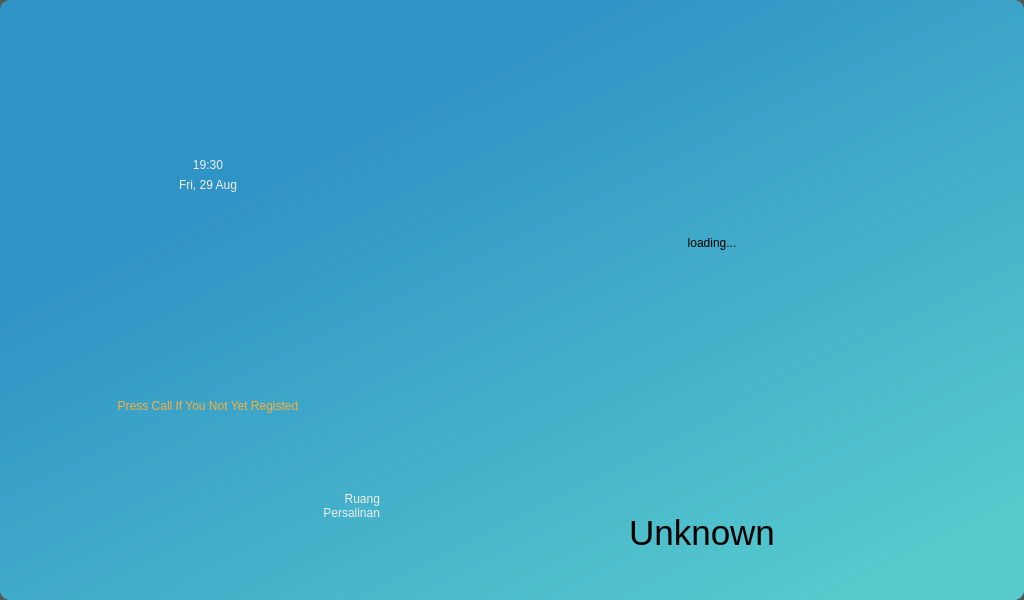
First picture: the form in ui_main2.ui, repository muhammadAgfian96/Raspi-Doorlock, before the edit.
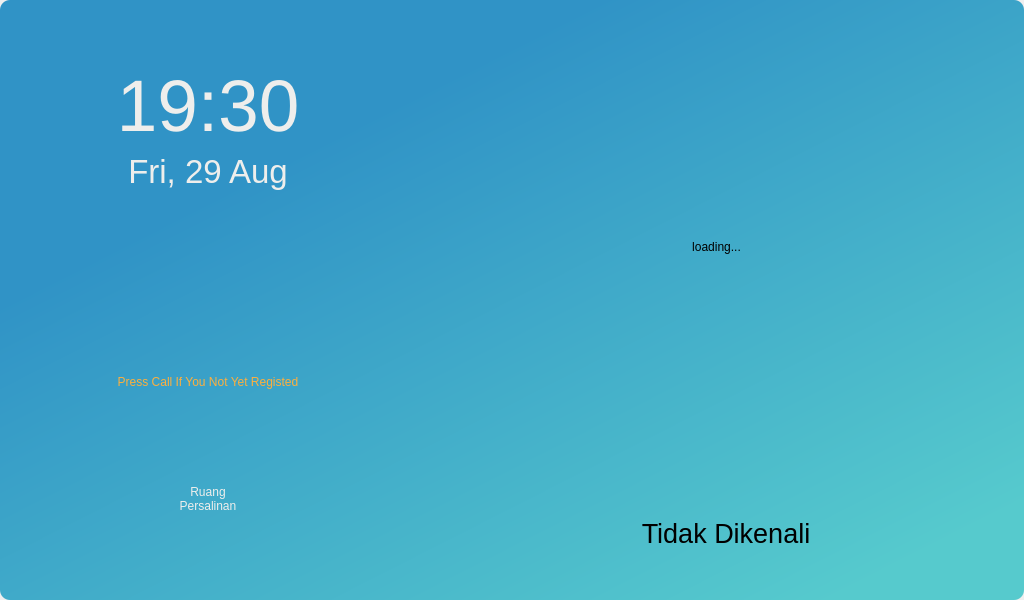
Second picture: the form after the edit. Icons and pictures are not drawn.

Commit message: hehehe gui baru

What changed in the file:
```diff
--- a/ui_main2.ui
+++ b/ui_main2.ui
@@ -19,8 +19,8 @@
   </property>
   <property name="maximumSize">
    <size>
-    <width>16777215</width>
-    <height>16777215</height>
+    <width>1024</width>
+    <height>600</height>
    </size>
   </property>
   <property name="font">
@@ -32,9 +32,12 @@
    <string>AITI Check In</string>
   </property>
   <property name="styleSheet">
-   <string notr="true">background-color: rgb(85, 87, 83);</string>
+   <string notr="true">background-color: none;</string>
   </property>
   <widget class="QWidget" name="centralwidget">
+   <property name="styleSheet">
+    <string notr="true"/>
+   </property>
    <layout class="QVBoxLayout" name="Layout_central_widget">
     <property name="spacing">
      <number>0</number>
@@ -96,6 +99,12 @@
          <layout class="QVBoxLayout" name="Layout_frame_info">
           <item>
            <widget class="QFrame" name="fr_jam">
+            <property name="maximumSize">
+             <size>
+              <width>16777215</width>
+              <height>130</height>
+             </size>
+            </property>
             <property name="styleSheet">
              <string notr="true">background-color:none;</string>
             </property>
@@ -106,13 +115,17 @@
              <enum>QFrame::Raised</enum>
             </property>
             <layout class="QVBoxLayout" name="Layout_fr_jam">
+             <property name="topMargin">
+              <number>0</number>
+             </property>
              <property name="bottomMargin">
               <number>0</number>
              </property>
              <item>
               <widget class="QLabel" name="lbl_jam">
                <property name="styleSheet">
-                <string notr="true">font: 25 80pt light &quot;Ubuntu&quot;;
+                <string notr="true">font: 25 75pt light &quot;Ubuntu&quot;;
+font-size:55pt;
 color: rgb(238, 238, 236);</string>
                </property>
                <property name="text">
@@ -156,7 +169,8 @@
              <item>
               <widget class="QLabel" name="lbl_tanggal">
                <property name="styleSheet">
-                <string notr="true">font: 57 40pt &quot;Roboto&quot;;
+                <string notr="true">font: 57 35pt &quot;Roboto&quot;;
+font-size:25pt;
 color: rgb(238, 238, 236);</string>
                </property>
                <property name="text">
@@ -182,30 +196,45 @@
              <enum>QFrame::Raised</enum>
             </property>
             <layout class="QVBoxLayout" name="Layout_fr_call">
-             <item>
-              <widget class="QLabel" name="ic_call">
+             <item alignment="Qt::AlignHCenter">
+              <widget class="QPushButton" name="btn_call">
                <property name="minimumSize">
                 <size>
-                 <width>0</width>
+                 <width>110</width>
+                 <height>110</height>
+                </size>
+               </property>
+               <property name="maximumSize">
+                <size>
+                 <width>120</width>
                  <height>120</height>
                 </size>
                </property>
+               <property name="cursor">
+                <cursorShape>PointingHandCursor</cursorShape>
+               </property>
+               <property name="styleSheet">
+                <string notr="true">border-image: url(:/icons/icon_set/call_btnic_call.png);</string>
+               </property>
                <property name="text">
                 <string/>
                </property>
-               <property name="pixmap">
-                <pixmap resource="ui_icon_set.qrc">:/icons/icon_set/call_btnic_call.png</pixmap>
+               <property name="iconSize">
+                <size>
+                 <width>16</width>
+                 <height>16</height>
+                </size>
                </property>
-               <property name="alignment">
-                <set>Qt::AlignCenter</set>
+               <property name="flat">
+                <bool>false</bool>
                </property>
               </widget>
              </item>
              <item>
-              <widget class="QLabel" name="label_2">
+              <widget class="QLabel" name="lbl_info_call">
                <property name="styleSheet">
                 <string notr="true">color: rgb(252, 175, 62);
-font: 57 italic 8pt &quot;Roboto&quot;;
+font: 57 italic 11pt &quot;Roboto&quot;;
 </string>
                </property>
                <property name="text">
@@ -228,45 +257,17 @@
              <enum>QFrame::Raised</enum>
             </property>
             <layout class="QHBoxLayout" name="Layout_fr_pintu">
-             <item>
-              <widget class="QLabel" name="ic_ruang">
-               <property name="minimumSize">
-                <size>
-                 <width>100</width>
-                 <height>0</height>
-                </size>
-               </property>
-               <property name="maximumSize">
-                <size>
-                 <width>80</width>
-                 <height>100</height>
-                </size>
-               </property>
-               <property name="text">
-                <string/>
-               </property>
-               <property name="pixmap">
-                <pixmap resource="ui_icon_set.qrc">:/icons/icon_set/door.png</pixmap>
-               </property>
-               <property name="scaledContents">
-                <bool>true</bool>
-               </property>
-               <property name="alignment">
-                <set>Qt::AlignRight|Qt::AlignTrailing|Qt::AlignVCenter</set>
-               </property>
-              </widget>
-             </item>
              <item>
               <widget class="QLabel" name="label">
                <property name="minimumSize">
                 <size>
-                 <width>230</width>
+                 <width>0</width>
                  <height>0</height>
                 </size>
                </property>
                <property name="maximumSize">
                 <size>
-                 <width>230</width>
+                 <width>16777215</width>
                  <height>16777215</height>
                 </size>
                </property>
@@ -279,7 +280,7 @@
 Persalinan</string>
                </property>
                <property name="alignment">
-                <set>Qt::AlignRight|Qt::AlignTrailing|Qt::AlignVCenter</set>
+                <set>Qt::AlignCenter</set>
                </property>
               </widget>
              </item>
@@ -308,10 +309,10 @@
          </property>
          <layout class="QVBoxLayout" name="Layout_frame_recog">
           <property name="leftMargin">
-           <number>0</number>
+           <number>9</number>
           </property>
           <property name="topMargin">
-           <number>0</number>
+           <number>9</number>
           </property>
           <property name="rightMargin">
            <number>0</number>
@@ -327,6 +328,9 @@
               <height>450</height>
              </size>
             </property>
+            <property name="styleSheet">
+             <string notr="true">border-radius:20px;</string>
+            </property>
             <property name="frameShape">
              <enum>QFrame::StyledPanel</enum>
             </property>
@@ -336,9 +340,24 @@
             <layout class="QVBoxLayout" name="Layout_fr_video">
              <item>
               <widget class="QLabel" name="lbl_video">
+               <property name="maximumSize">
+                <size>
+                 <width>608</width>
+                 <height>16777215</height>
+                </size>
+               </property>
+               <property name="styleSheet">
+                <string notr="true">border-radius:20px;</string>
+               </property>
+               <property name="frameShadow">
+                <enum>QFrame::Plain</enum>
+               </property>
                <property name="text">
                 <string>loading...</string>
                </property>
+               <property name="scaledContents">
+                <bool>true</bool>
+               </property>
                <property name="alignment">
                 <set>Qt::AlignCenter</set>
                </property>
@@ -362,8 +381,7 @@
              </size>
             </property>
             <property name="styleSheet">
-             <string notr="true">border-radius:50px;
-border-image: url(:/icons/icon_set/wadah nama.png);</string>
+             <string notr="true"/>
             </property>
             <property name="frameShape">
              <enum>QFrame::StyledPanel</enum>
@@ -373,69 +391,93 @@
             </property>
             <layout class="QHBoxLayout" name="Layout_fr_name_plate">
              <property name="leftMargin">
-              <number>18</number>
+              <number>54</number>
              </property>
+             <property name="rightMargin">
+              <number>54</number>
+             </property>
              <item>
-              <widget class="QLabel" name="lbl_name_recog">
-               <property name="minimumSize">
-                <size>
-                 <width>70</width>
-                 <height>70</height>
-                </size>
-               </property>
-               <property name="maximumSize">
-                <size>
-                 <width>70</width>
-                 <height>70</height>
-                </size>
-               </property>
+              <widget class="QFrame" name="fr_wadah_recog">
                <property name="styleSheet">
-                <string notr="true">border-image: none;</string>
+                <string notr="true">border-image: url(:/icons/icon_set/wadah nama.png);</string>
                </property>
-               <property name="text">
-                <string/>
+               <property name="frameShape">
+                <enum>QFrame::StyledPanel</enum>
                </property>
-               <property name="pixmap">
-                <pixmap resource="ui_icon_set.qrc">:/icons/icon_set/lock.png</pixmap>
+               <property name="frameShadow">
+                <enum>QFrame::Raised</enum>
                </property>
-               <property name="scaledContents">
-                <bool>true</bool>
+               <property name="lineWidth">
+                <number>7</number>
                </property>
-               <property name="alignment">
-                <set>Qt::AlignRight|Qt::AlignTop|Qt::AlignTrailing</set>
+               <property name="midLineWidth">
+                <number>1</number>
                </property>
-              </widget>
-             </item>
-             <item>
-              <widget class="QLabel" name="lbl_icon">
-               <property name="minimumSize">
-                <size>
-                 <width>400</width>
-                 <height>0</height>
-                </size>
-               </property>
-               <property name="styleSheet">
-                <string notr="true">font-size:35px; border-image: none;</string>
-               </property>
-               <property name="text">
-                <string>Unknown</string>
-               </property>
-               <property name="alignment">
-                <set>Qt::AlignCenter</set>
-               </property>
-              </widget>
-             </item>
-             <item>
-              <widget class="QLabel" name="lbl_counting">
-               <property name="styleSheet">
-                <string notr="true">border-image: none;</string>
-               </property>
-               <property name="text">
-                <string/>
-               </property>
-               <property name="alignment">
-                <set>Qt::AlignCenter</set>
-               </property>
+               <layout class="QHBoxLayout" name="Layout_wadah_prediksi">
+                <property name="leftMargin">
+                 <number>18</number>
+                </property>
+                <property name="rightMargin">
+                 <number>9</number>
+                </property>
+                <item>
+                 <widget class="QLabel" name="lbl_icon_lock">
+                  <property name="maximumSize">
+                   <size>
+                    <width>60</width>
+                    <height>60</height>
+                   </size>
+                  </property>
+                  <property name="styleSheet">
+                   <string notr="true">border-image: url(:/icons/icon_set/lock.png);</string>
+                  </property>
+                  <property name="text">
+                   <string/>
+                  </property>
+                 </widget>
+                </item>
+                <item>
+                 <widget class="QLabel" name="lbl_name_recog">
+                  <property name="styleSheet">
+                   <string notr="true">border-image: none; font-size:20pt;</string>
+                  </property>
+                  <property name="frameShadow">
+                   <enum>QFrame::Raised</enum>
+                  </property>
+                  <property name="text">
+                   <string>Tidak Dikenali</string>
+                  </property>
+                  <property name="alignment">
+                   <set>Qt::AlignCenter</set>
+                  </property>
+                 </widget>
+                </item>
+                <item>
+                 <widget class="QLabel" name="lbl_count">
+                  <property name="maximumSize">
+                   <size>
+                    <width>50</width>
+                    <height>16777215</height>
+                   </size>
+                  </property>
+                  <property name="styleSheet">
+                   <string notr="true">border-image:none;</string>
+                  </property>
+                  <property name="frameShape">
+                   <enum>QFrame::NoFrame</enum>
+                  </property>
+                  <property name="text">
+                   <string/>
+                  </property>
+                  <property name="textFormat">
+                   <enum>Qt::PlainText</enum>
+                  </property>
+                  <property name="alignment">
+                   <set>Qt::AlignCenter</set>
+                  </property>
+                 </widget>
+                </item>
+               </layout>
               </widget>
              </item>
             </layout>
```
The commit also changes 7 other files.
